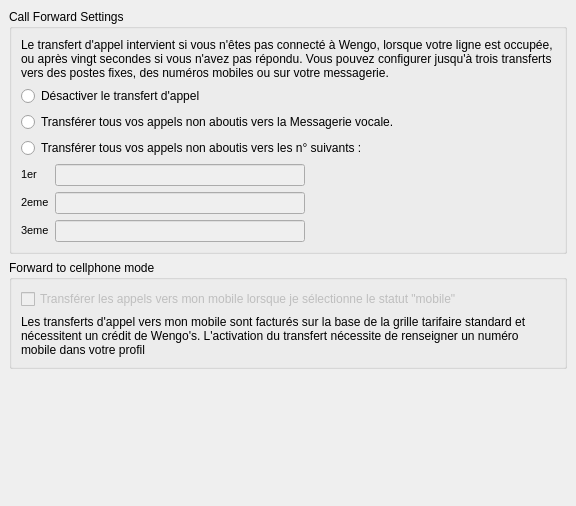
This is wengophone/src/presentation/qt/config/CallForwardSettings.ui in tkrotoff/WengoPhone as Qt 5 draws it before an edit. The edited form follows.
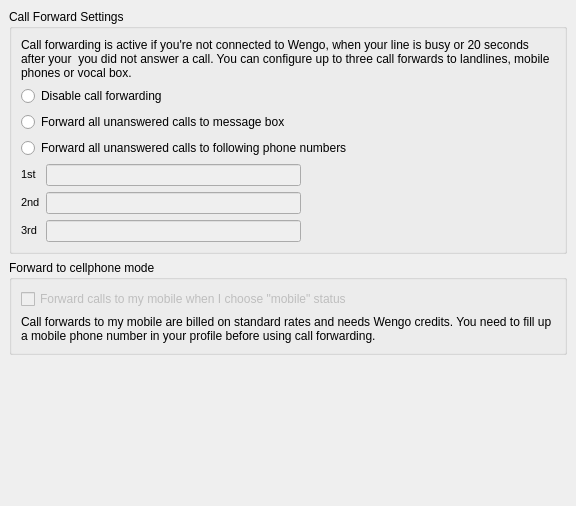
This is the edited form.

Commit message: * Update French and English translations. Revert orignal text in ui file for call forwarding to English.

The edit to the form file:
```diff
--- a/wengophone/src/presentation/qt/config/CallForwardSettings.ui
+++ b/wengophone/src/presentation/qt/config/CallForwardSettings.ui
@@ -34,16 +34,14 @@
       <item row="3" column="0" >
        <widget class="QRadioButton" name="forwardToNumberRadioButton" >
         <property name="text" >
-         <string>Transférer tous vos appels non aboutis vers les n° suivants :</string>
+         <string>Forward all unanswered calls to following phone numbers</string>
         </property>
        </widget>
       </item>
       <item row="0" column="0" >
        <widget class="QLabel" name="label" >
         <property name="text" >
-         <string>Le transfert d'appel intervient si vous n'êtes pas connecté à Wengo, lorsque votre ligne est occupée, 
-ou après vingt secondes si vous n'avez pas répondu. Vous pouvez configurer jusqu'à trois transferts 
-vers des postes fixes, des numéros mobiles ou sur votre messagerie.</string>
+         <string>Call forwarding is active if you're not connected to Wengo, when your line is busy or 20 seconds after your  you did not answer a call. You can configure up to three call forwards to landlines, mobile phones or vocal box.</string>
         </property>
         <property name="wordWrap" >
          <bool>true</bool>
@@ -53,14 +51,14 @@
       <item row="1" column="0" >
        <widget class="QRadioButton" name="disableRadioButton" >
         <property name="text" >
-         <string>Désactiver le transfert d'appel</string>
+         <string>Disable call forwarding</string>
         </property>
        </widget>
       </item>
       <item row="2" column="0" >
        <widget class="QRadioButton" name="forwardToVoiceMailRadioButton" >
         <property name="text" >
-         <string>Transférer tous vos appels non aboutis vers la Messagerie vocale. </string>
+         <string>Forward all unanswered calls to message box</string>
         </property>
        </widget>
       </item>
@@ -87,16 +85,16 @@
          </widget>
         </item>
         <item row="2" column="0" >
-         <widget class="QLabel" name="label" >
+         <widget class="QLabel" name="label_2" >
           <property name="text" >
-           <string>&lt;html>&lt;head>&lt;meta name="qrichtext" content="1" />&lt;/head>&lt;body style=" white-space: pre-wrap; font-family:MS Shell Dlg; font-size:8.25pt; font-weight:400; font-style:normal; text-decoration:none;">&lt;p style=" margin-top:0px; margin-bottom:0px; margin-left:0px; margin-right:0px; -qt-block-indent:0; text-indent:0px;">&lt;span style=" font-size:8pt;">3eme&lt;/span>&lt;/p>&lt;/body>&lt;/html></string>
+           <string>&lt;html>&lt;head>&lt;meta name=&quot;qrichtext&quot; content=&quot;1&quot; />&lt;/head>&lt;body style=&quot; white-space: pre-wrap; font-family:MS Shell Dlg; font-size:8.25pt; font-weight:400; font-style:normal; text-decoration:none;&quot;>&lt;p style=&quot; margin-top:0px; margin-bottom:0px; margin-left:0px; margin-right:0px; -qt-block-indent:0; text-indent:0px;&quot;>&lt;span style=&quot; font-size:8pt;&quot;>3rd&lt;/span>&lt;/p>&lt;/body>&lt;/html></string>
           </property>
          </widget>
         </item>
         <item row="0" column="0" >
-         <widget class="QLabel" name="label" >
+         <widget class="QLabel" name="label_3" >
           <property name="text" >
-           <string>&lt;html>&lt;head>&lt;meta name="qrichtext" content="1" />&lt;/head>&lt;body style=" white-space: pre-wrap; font-family:MS Shell Dlg; font-size:8.25pt; font-weight:400; font-style:normal; text-decoration:none;">&lt;p style=" margin-top:0px; margin-bottom:0px; margin-left:0px; margin-right:0px; -qt-block-indent:0; text-indent:0px;">&lt;span style=" font-size:8pt;">1er&lt;/span>&lt;/p>&lt;/body>&lt;/html></string>
+           <string>&lt;html>&lt;head>&lt;meta name=&quot;qrichtext&quot; content=&quot;1&quot; />&lt;/head>&lt;body style=&quot; white-space: pre-wrap; font-family:MS Shell Dlg; font-size:8.25pt; font-weight:400; font-style:normal; text-decoration:none;&quot;>&lt;p style=&quot; margin-top:0px; margin-bottom:0px; margin-left:0px; margin-right:0px; -qt-block-indent:0; text-indent:0px;&quot;>&lt;span style=&quot; font-size:8pt;&quot;>1st&lt;/span>&lt;/p>&lt;/body>&lt;/html></string>
           </property>
          </widget>
         </item>
@@ -108,9 +106,9 @@
          </widget>
         </item>
         <item row="1" column="0" >
-         <widget class="QLabel" name="label" >
+         <widget class="QLabel" name="label_4" >
           <property name="text" >
-           <string>&lt;html>&lt;head>&lt;meta name="qrichtext" content="1" />&lt;/head>&lt;body style=" white-space: pre-wrap; font-family:MS Shell Dlg; font-size:8.25pt; font-weight:400; font-style:normal; text-decoration:none;">&lt;p style=" margin-top:0px; margin-bottom:0px; margin-left:0px; margin-right:0px; -qt-block-indent:0; text-indent:0px;">&lt;span style=" font-size:8pt;">2eme&lt;/span>&lt;/p>&lt;/body>&lt;/html></string>
+           <string>&lt;html>&lt;head>&lt;meta name=&quot;qrichtext&quot; content=&quot;1&quot; />&lt;/head>&lt;body style=&quot; white-space: pre-wrap; font-family:MS Shell Dlg; font-size:8.25pt; font-weight:400; font-style:normal; text-decoration:none;&quot;>&lt;p style=&quot; margin-top:0px; margin-bottom:0px; margin-left:0px; margin-right:0px; -qt-block-indent:0; text-indent:0px;&quot;>&lt;span style=&quot; font-size:8pt;&quot;>2nd&lt;/span>&lt;/p>&lt;/body>&lt;/html></string>
           </property>
          </widget>
         </item>
@@ -145,10 +143,9 @@
        <number>6</number>
       </property>
       <item row="1" column="0" >
-       <widget class="QLabel" name="label" >
+       <widget class="QLabel" name="label_5" >
         <property name="text" >
-         <string>Les transferts d'appel vers mon mobile sont facturés sur la base de la grille tarifaire standard et 
-nécessitent un crédit de Wengo's. L'activation du transfert nécessite de renseigner un numéro mobile dans votre profil</string>
+         <string>Call forwards to my mobile are billed on standard rates and needs Wengo credits. You need to fill up a mobile phone number in your profile before using call forwarding.</string>
         </property>
         <property name="wordWrap" >
          <bool>true</bool>
@@ -161,7 +158,7 @@
          <bool>false</bool>
         </property>
         <property name="text" >
-         <string>Transférer les appels vers mon mobile lorsque je sélectionne le statut "mobile"</string>
+         <string>Forward calls to my mobile when I choose &quot;mobile&quot; status</string>
         </property>
        </widget>
       </item>
```
The commit also changes 2 other files.
